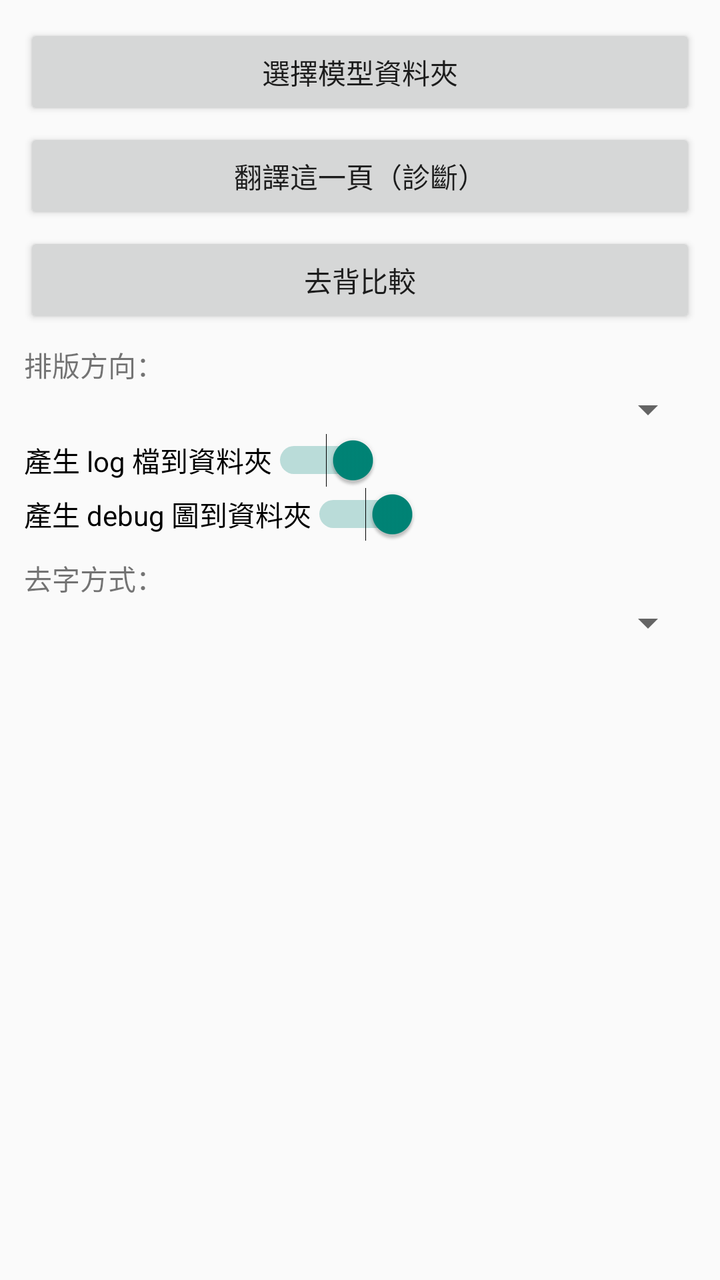
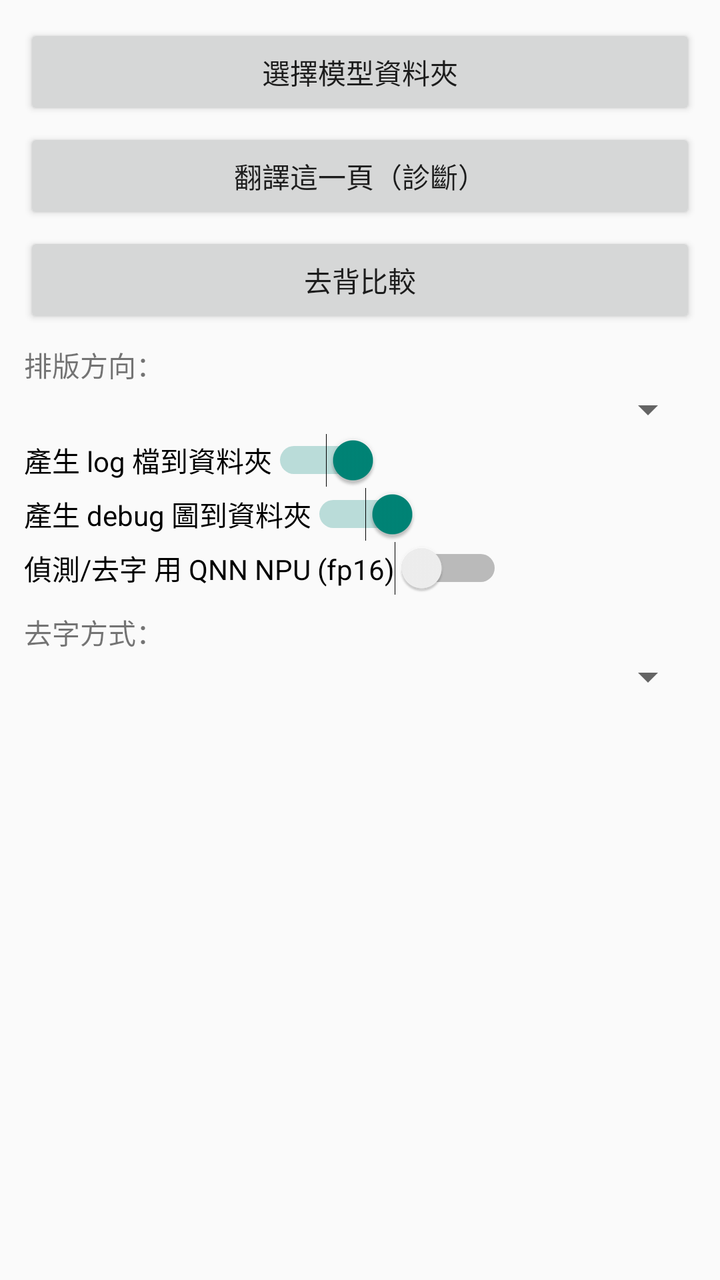

Two renders of the same Android screen: before a commit and after it. Below are the layout's source before the change and the commit's diff.
<!-- AndroidManifest.xml: application theme Theme.AppCompat.DayNight.NoActionBar -->
<!-- res/layout/activity_main.xml -->
<?xml version="1.0" encoding="utf-8"?>
<ScrollView xmlns:android="http://schemas.android.com/apk/res/android"
    android:id="@+id/scroll"
    android:layout_width="match_parent"
    android:layout_height="match_parent"
    android:fillViewport="true">

    <LinearLayout
        android:id="@+id/container"
        android:layout_width="match_parent"
        android:layout_height="wrap_content"
        android:orientation="vertical"
        android:padding="12dp">

        <Button
            android:id="@+id/pickFolderButton"
            android:layout_width="match_parent"
            android:layout_height="wrap_content"
            android:text="選擇模型資料夾" />

        <Button
            android:id="@+id/detectButton"
            android:layout_width="match_parent"
            android:layout_height="wrap_content"
            android:layout_marginTop="4dp"
            android:text="翻譯這一頁（診斷）" />

        <Button
            android:id="@+id/inpaintCompareButton"
            android:layout_width="match_parent"
            android:layout_height="wrap_content"
            android:layout_marginTop="4dp"
            android:text="去背比較" />

        <TextView
            android:id="@+id/orientLabel"
            android:layout_width="wrap_content"
            android:layout_height="wrap_content"
            android:layout_marginTop="8dp"
            android:text="排版方向：" />

        <Spinner
            android:id="@+id/orientSpinner"
            android:layout_width="match_parent"
            android:layout_height="wrap_content" />

        <Switch
            android:id="@+id/genLogSwitch"
            android:layout_width="wrap_content"
            android:layout_height="wrap_content"
            android:checked="true"
            android:text="產生 log 檔到資料夾" />

        <Switch
            android:id="@+id/genImgSwitch"
            android:layout_width="wrap_content"
            android:layout_height="wrap_content"
            android:checked="true"
            android:text="產生 debug 圖到資料夾" />

        <TextView
            android:id="@+id/inpaintLabel"
            android:layout_width="wrap_content"
            android:layout_height="wrap_content"
            android:layout_marginTop="8dp"
            android:text="去字方式：" />

        <Spinner
            android:id="@+id/inpaintSpinner"
            android:layout_width="match_parent"
            android:layout_height="wrap_content" />

        <TextView
            android:id="@+id/logText"
            android:layout_width="match_parent"
            android:layout_height="wrap_content"
            android:layout_marginTop="8dp"
            android:fontFamily="monospace"
            android:textSize="12sp"
            android:textIsSelectable="true"
            android:text="" />

    </LinearLayout>
</ScrollView>
<!-- resources referenced by this layout -->
<resources>

</resources>

<!-- the commit's change to res/layout/activity_main.xml (unified diff, before → after) -->
@@ -58,6 +58,13 @@
             android:checked="true"
             android:text="產生 debug 圖到資料夾" />
 
+        <Switch
+            android:id="@+id/qnnSwitch"
+            android:layout_width="wrap_content"
+            android:layout_height="wrap_content"
+            android:checked="false"
+            android:text="偵測/去字 用 QNN NPU (fp16)" />
+
         <TextView
             android:id="@+id/inpaintLabel"
             android:layout_width="wrap_content"
